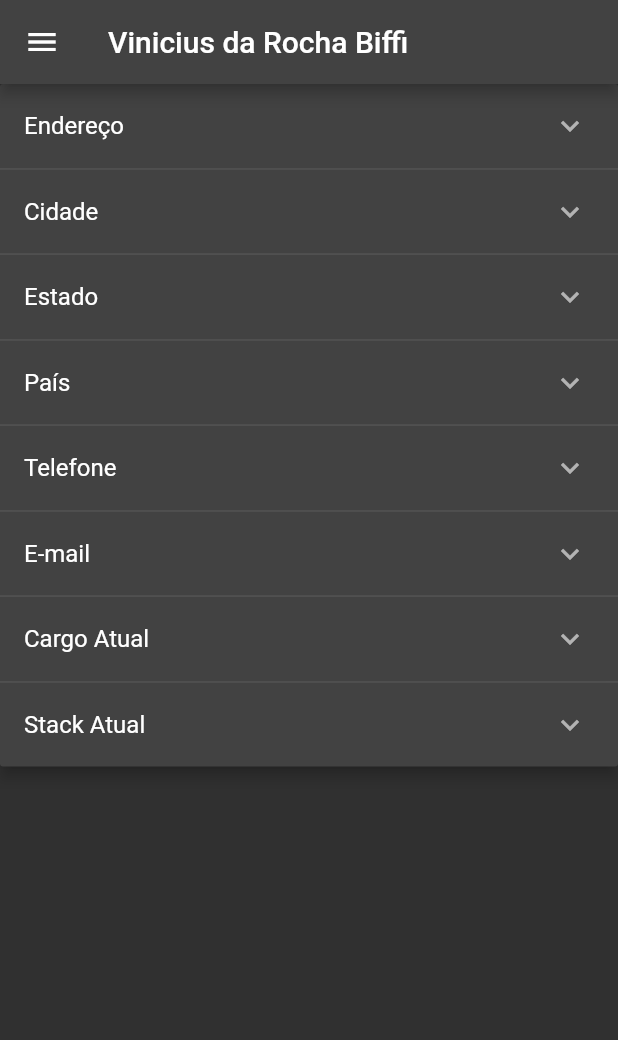
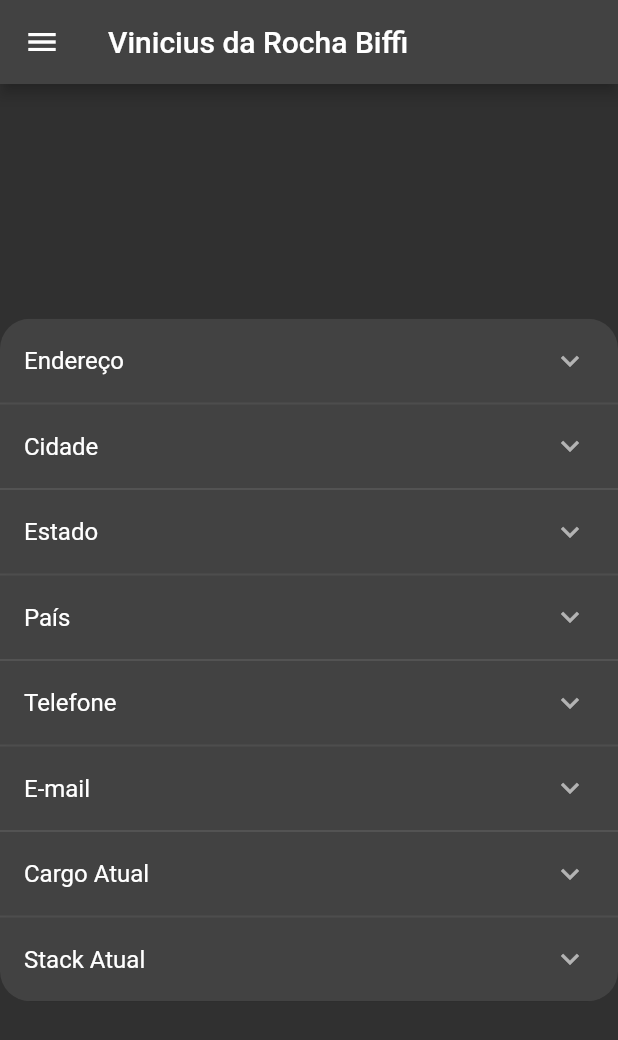
Before and after one commit to Bifi92/flutter_curriculo, a Flutter app: the screen it shows after launch, on a phone screen of 412 x 824 dp. Shown: the top 1040 px of the screen. Run offline on Flutter 3.47's test engine with Material 2 defaults, Android fonts, the phone set to English and light mode, and no system bars.

Commit message:
Ajustes no design

```diff
--- a/lib/widget/root.dart
+++ b/lib/widget/root.dart
@@ -1,3 +1,5 @@
+import 'dart:ui';
+
 import 'package:curriculo/util/strings.dart';
 import 'package:curriculo/util/widget_options.dart';
 import 'package:curriculo/widget/nav_drawer/nav_drawer.dart';
@@ -26,6 +28,13 @@ class _CurriculoState extends State<Curriculo> {
           title: const Text(nome),
         ),
         drawer: montaDrawer(context, _onItemTapped, _selectedIndex),
-        body: widgetOptions[_selectedIndex]);
+        body: Center(
+          child: SizedBox(
+            width: 1000,
+            child: ClipRRect(
+                borderRadius: BorderRadius.circular(20),
+                child: widgetOptions[_selectedIndex]),
+          ),
+        ));
   }
 }
```
Also changed, not shown: lib/widget/contato/item_list.dart (+3 -5 lines).
